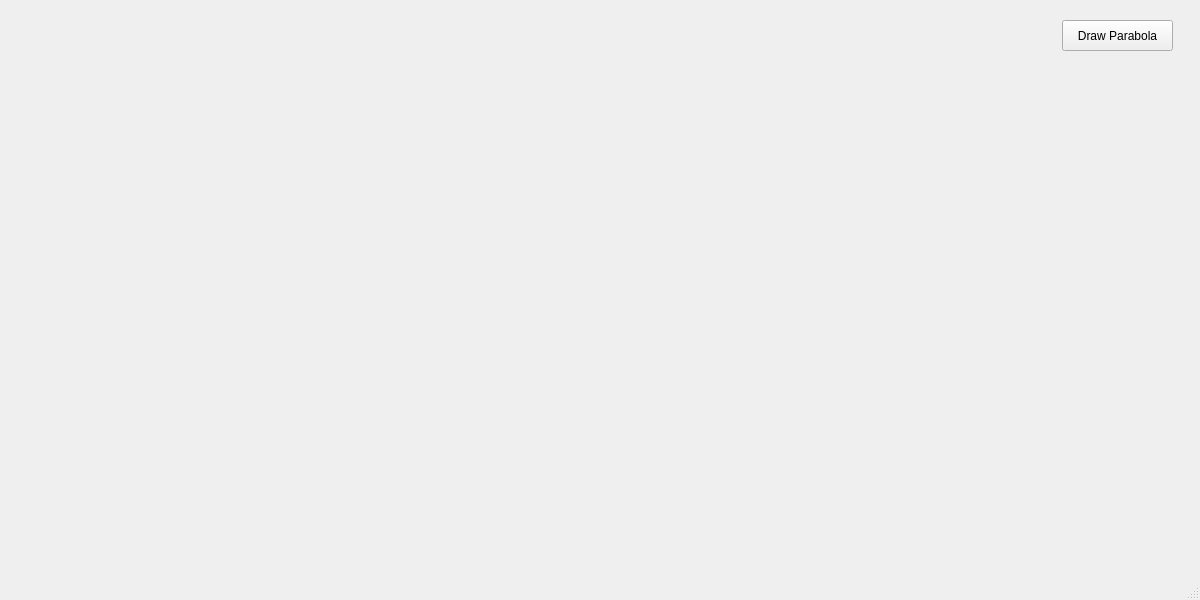
Before: the Qt Designer form Parabola/mainwindow.ui in AhmetFurkanDEMIR/Computer-Graphics, drawn with Qt 5.
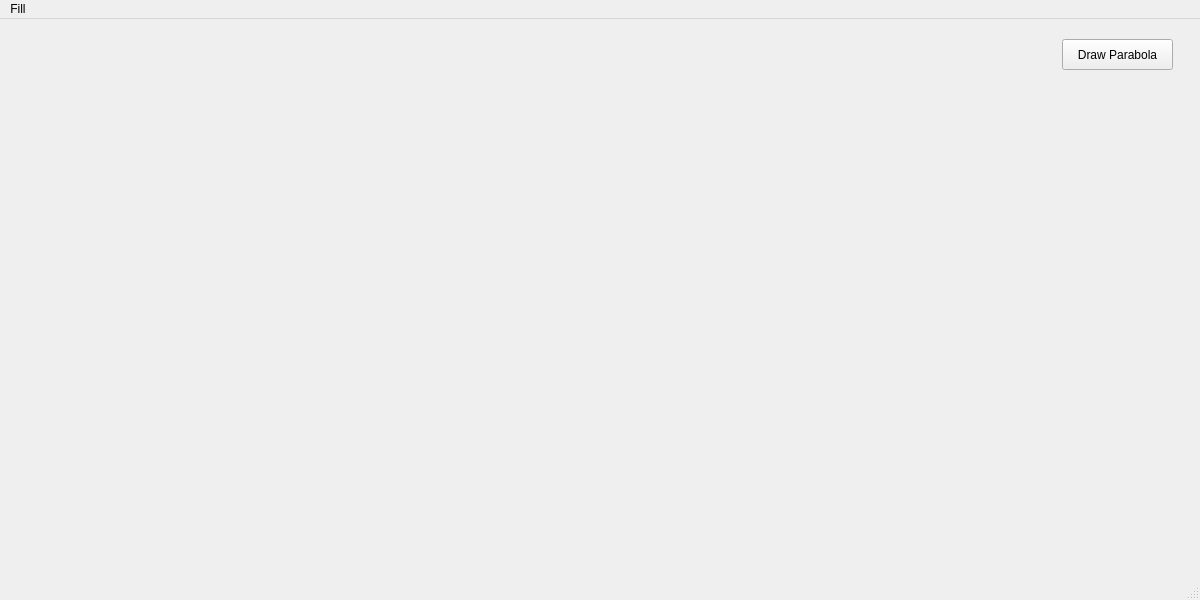
After: the same form once the commit is applied. Icons and pictures are not drawn.

Commit message: Fill Circle and Parabola

The edit to the form file:
```diff
--- a/Parabola/mainwindow.ui
+++ b/Parabola/mainwindow.ui
@@ -78,6 +78,13 @@
      <height>22</height>
     </rect>
    </property>
+   <widget class="QMenu" name="menuFill">
+    <property name="title">
+     <string>Fill</string>
+    </property>
+    <addaction name="actionFill"/>
+   </widget>
+   <addaction name="menuFill"/>
   </widget>
   <widget class="QStatusBar" name="statusbar"/>
  </widget>
```
Left out of the diff: 5 changed lines with no effect on the pictures. The commit also changes 24 other files.
